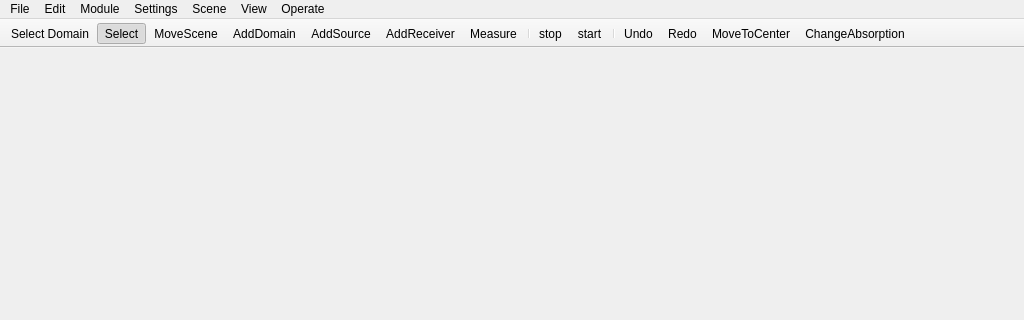
Qt form openPSTD/window.ui (openPSTD/openPSTD) before a commit; both pictures show x 0 to 1024 and y 0 to 320 of the 1024 by 768 pixel window.
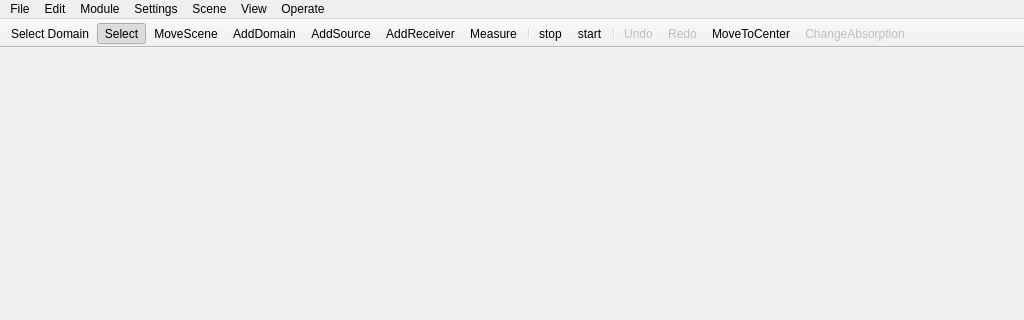
The same form after that commit. Icons and pictures are not drawn.

```diff
--- a/openPSTD/window.ui
+++ b/openPSTD/window.ui
@@ -291,6 +291,9 @@
    </property>
   </action>
   <action name="actionUndo">
+   <property name="enabled">
+    <bool>false</bool>
+   </property>
    <property name="icon">
 	<iconset resource="resources.qrc">
 	 <normaloff>:/new/prefix1/icons/undo.png</normaloff>:/new/prefix1/icons/undo.png</iconset>
@@ -303,6 +306,9 @@
    </property>
   </action>
   <action name="actionRedo">
+   <property name="enabled">
+    <bool>false</bool>
+   </property>
    <property name="icon">
 	<iconset resource="resources.qrc">
 	 <normaloff>:/new/prefix1/icons/redo.png</normaloff>:/new/prefix1/icons/redo.png</iconset>
@@ -357,6 +363,9 @@
    </property>
   </action>
   <action name="actionChangeAbsorption">
+   <property name="enabled">
+    <bool>false</bool>
+   </property>
    <property name="icon">
 	<iconset resource="resources.qrc">
 	 <normaloff>:/new/prefix1/icons/changeabsorption.png</normaloff>
```
Left out of the diff: 2 changed lines with no effect on the pictures. Lines whose indentation alone changed are shown as unchanged.
